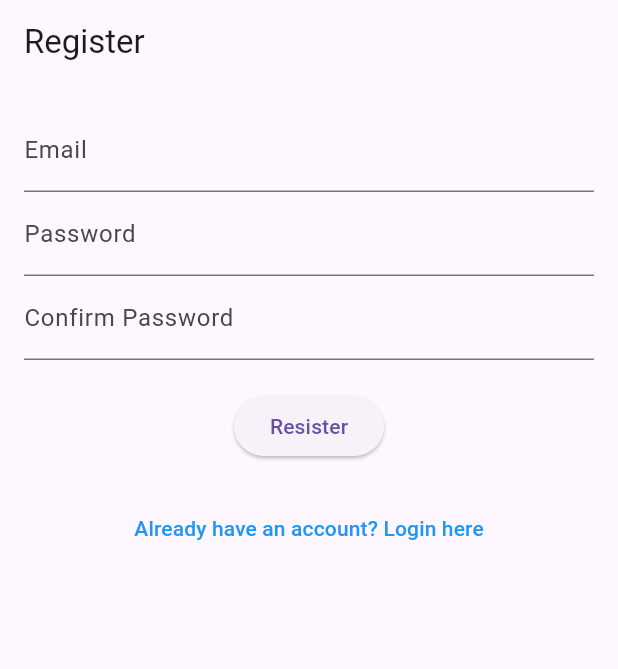
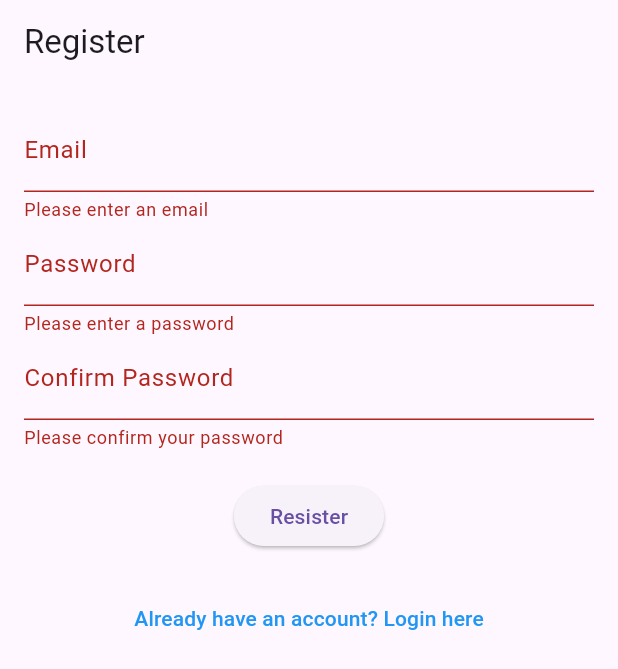
Before and after one commit to DilukshanA/flutter_firebase_auth, a Flutter app: the screen it shows after launch, after a tap on "Resister", on a phone screen of 412 x 824 dp. Shown: the top 669 px of the screen. Run offline on Flutter 3.47's test engine with Material 3 defaults, Android fonts, the phone set to English and light mode, and no system bars; our stand-ins replace firebase_auth, firebase_core; accounts and stored records are empty.

Commit message:
create register and call
create register and call it

```diff
--- a/lib/pages/auth/register.dart
+++ b/lib/pages/auth/register.dart
@@ -1,5 +1,7 @@
 import 'package:flutter/material.dart';
 import 'package:flutter_firebase_auth/pages/auth/login.dart';
+import 'package:flutter_firebase_auth/pages/main_page.dart';
+import 'package:flutter_firebase_auth/services/auth_service.dart';
 
 class RegisterPage extends StatefulWidget {
   const RegisterPage({super.key});
@@ -14,6 +16,70 @@ class _RegisterPageState extends State<RegisterPage> {
   final TextEditingController _passwordController = TextEditingController();
   final TextEditingController _confirmPasswordController = TextEditingController();
   final _formkey = GlobalKey<FormState>();
+
+  bool _isLoading = false;
+
+  //register method
+  Future<void> _registerUser() async {
+    if(!_formkey.currentState!.validate()){
+      return;
+    }
+
+    setState(() {
+      _isLoading = true;
+    });
+
+    try{
+      final email = _emailController.text.trim();
+      final password = _passwordController.text.trim();
+      final confirmPassword = _confirmPasswordController.text.trim();
+
+      if(password != confirmPassword){
+        showDialog(
+          context: context,
+          builder: (context) => AlertDialog(
+            title: const Text("Error"),
+            content: const Text("Password do not match"),
+            actions: [
+              TextButton(
+                onPressed: () => Navigator.of(context).pop(),
+                child: const Text("OK"),
+              )
+            ],
+          )
+        );
+
+        return;
+      }
+
+      await AuthService().registerNewUser(email: email, password: password);
+      // navigate to home page
+      Navigator.pushReplacement(
+        context,
+        MaterialPageRoute(
+          builder: (context) => MainPage(),
+        ),
+      );
+    } catch(error) {
+        showDialog(
+          context: context,
+          builder: (context) => AlertDialog(
+            title: const Text("Error"),
+            content: const Text("Error registering user"),
+            actions: [
+              TextButton(
+                onPressed: () => Navigator.of(context).pop(),
+                child: const Text("OK"),
+              )
+            ],
+          )
+        );
+    } finally {
+      setState(() {
+        _isLoading = false;
+      });
+    }
+  }
 
   @override
   Widget build(BuildContext context) {
@@ -82,8 +148,10 @@ class _RegisterPageState extends State<RegisterPage> {
 
               // create register button
               ElevatedButton(
-                onPressed: () {},
-                child: const Text("Resister"),
+                onPressed: _registerUser,
+                child: _isLoading
+                ? const CircularProgressIndicator()
+                : const Text("Resister"),
               ),
 
               const SizedBox(height: 20),
```
